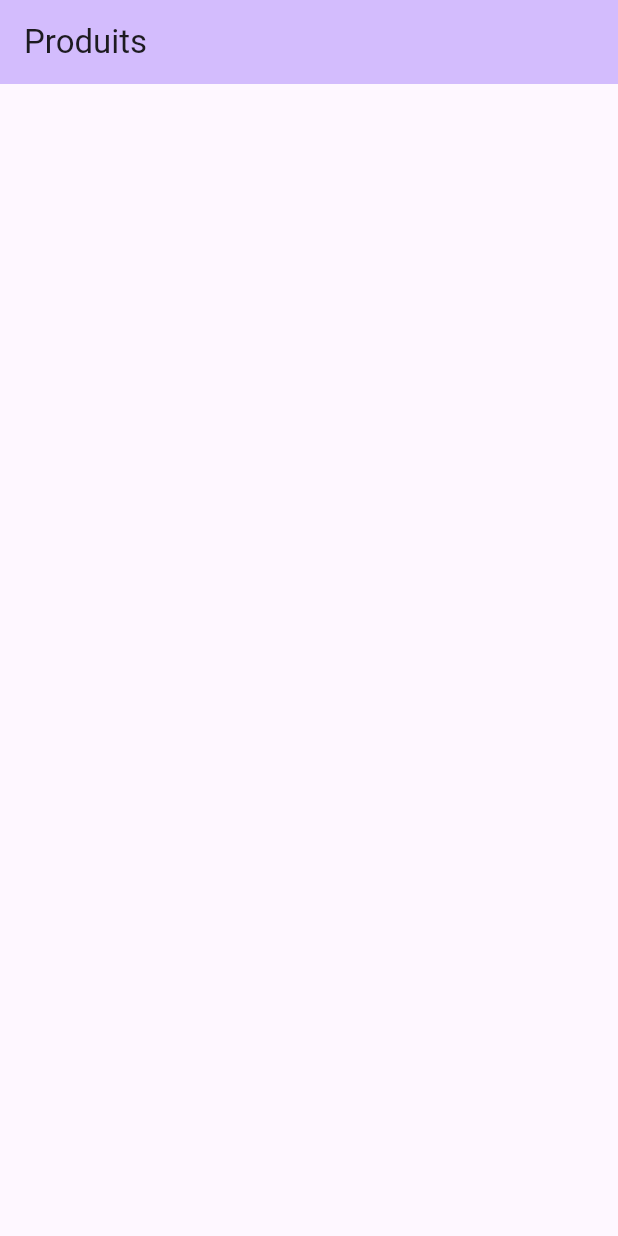
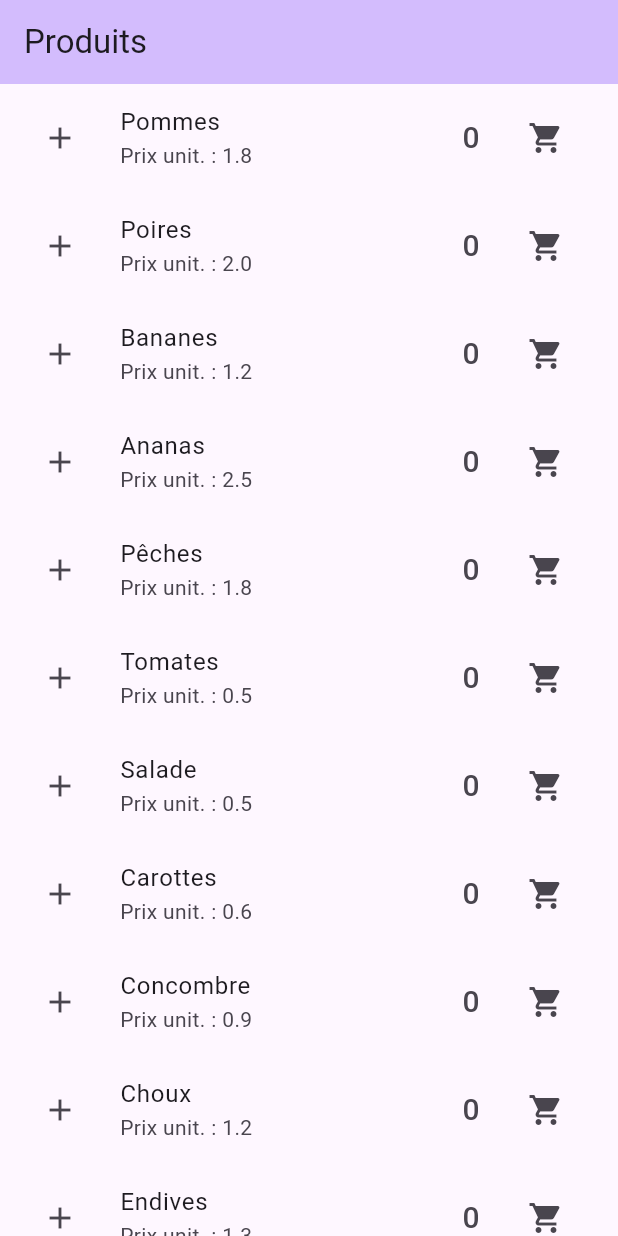
Before and after one commit to oulanbator/cours_flutter_panier_de_commandes, a Flutter app: the screen it shows after launch, on a phone screen of 412 x 824 dp. Run offline on Flutter 3.47's test engine with Material 3 defaults, Android fonts, the phone set to English and light mode, and no system bars.

Commit message:
Implements product list

```diff
--- a/lib/app.dart
+++ b/lib/app.dart
@@ -1,5 +1,5 @@
+import 'package:cours_flutter_panier_de_commandes/screens/home.dart';
 import 'package:flutter/material.dart';
-import 'package:panier_de_commandes/screens/home.dart';
 
 class App extends StatelessWidget {
   const App({super.key});
@@ -12,7 +12,7 @@ class App extends StatelessWidget {
         colorScheme: ColorScheme.fromSeed(seedColor: Colors.deepPurple),
         useMaterial3: true,
       ),
-      home: const Home(),
+      home: Home(),
       debugShowCheckedModeBanner: false,
     );
   }
--- a/lib/main.dart
+++ b/lib/main.dart
@@ -1,5 +1,5 @@
+import 'package:cours_flutter_panier_de_commandes/app.dart';
 import 'package:flutter/material.dart';
-import 'package:panier_de_commandes/app.dart';
 
 void main() {
   runApp(const App());
--- /dev/null
+++ b/lib/model/product.dart
@@ -0,0 +1,6 @@
+class Product {
+  String name;
+  double price;
+
+  Product({required this.name, this.price = 0});
+}
--- a/lib/screens/home.dart
+++ b/lib/screens/home.dart
@@ -1,16 +1,37 @@
+import 'package:cours_flutter_panier_de_commandes/model/product.dart';
+import 'package:cours_flutter_panier_de_commandes/widgets/product_tile.dart';
 import 'package:flutter/material.dart';
 
 class Home extends StatelessWidget {
-  const Home({super.key});
+  Home({super.key});
+
+  List<Product> products = [
+    Product(name: "Pommes", price: 1.8),
+    Product(name: "Poires", price: 2),
+    Product(name: "Bananes", price: 1.2),
+    Product(name: "Ananas", price: 2.5),
+    Product(name: "Pêches", price: 1.8),
+    Product(name: "Tomates", price: 0.5),
+    Product(name: "Salade", price: 0.5),
+    Product(name: "Carottes", price: 0.6),
+    Product(name: "Concombre", price: 0.9),
+    Product(name: "Choux", price: 1.2),
+    Product(name: "Endives", price: 1.3),
+    Product(name: "Courgettes", price: 0.75),
+    Product(name: "Potiron", price: 2)
+  ];
 
   @override
   Widget build(BuildContext context) {
     return Scaffold(
-      appBar: AppBar(
-        backgroundColor: Theme.of(context).colorScheme.inversePrimary,
-        title: const Text("Produits"),
-      ),
-      body: Container(),
-    );
+        appBar: AppBar(
+          backgroundColor: Theme.of(context).colorScheme.inversePrimary,
+          title: const Text("Produits"),
+        ),
+        body: ListView.builder(
+          itemCount: products.length,
+          itemBuilder: (context, index) =>
+              ProductTile(product: products[index]),
+        ));
   }
 }
--- /dev/null
+++ b/lib/widgets/product_tile.dart
@@ -0,0 +1,58 @@
+import 'package:cours_flutter_panier_de_commandes/model/product.dart';
+import 'package:flutter/material.dart';
+
+class ProductTile extends StatefulWidget {
+  final Product product;
+
+  const ProductTile({super.key, required this.product});
+
+  @override
+  State<ProductTile> createState() => _ProductTileState();
+}
+
+class _ProductTileState extends State<ProductTile> {
+  int quantity = 0;
+
+  _handleRaiseQuantity() {
+    setState(() {
+      quantity += 1;
+    });
+  }
+
+  _handleAddToCart() {
+    setState(() {
+      quantity = 0;
+    });
+  }
+
+  @override
+  Widget build(BuildContext context) {
+    return ListTile(
+      title: Text(widget.product.name),
+      subtitle: Text("Prix unit. : ${widget.product.price}"),
+      leading: IconButton(
+        onPressed: () => _handleRaiseQuantity(),
+        icon: const Icon(Icons.add),
+      ),
+      trailing: SizedBox(
+        width: 100,
+        child: Row(
+          mainAxisAlignment: MainAxisAlignment.end,
+          children: [
+            Padding(
+              padding: const EdgeInsets.only(right: 20.0),
+              child: Text(
+                quantity.toString(),
+                style: const TextStyle(fontSize: 20),
+              ),
+            ),
+            IconButton(
+              onPressed: () => _handleAddToCart(),
+              icon: const Icon(Icons.shopping_cart),
+            )
+          ],
+        ),
+      ),
+    );
+  }
+}
--- a/pubspec.yaml
+++ b/pubspec.yaml
@@ -1,4 +1,4 @@
-name: panier_de_commandes
+name: cours_flutter_panier_de_commandes
 description: "A new Flutter project."
 publish_to: 'none'
 
```
